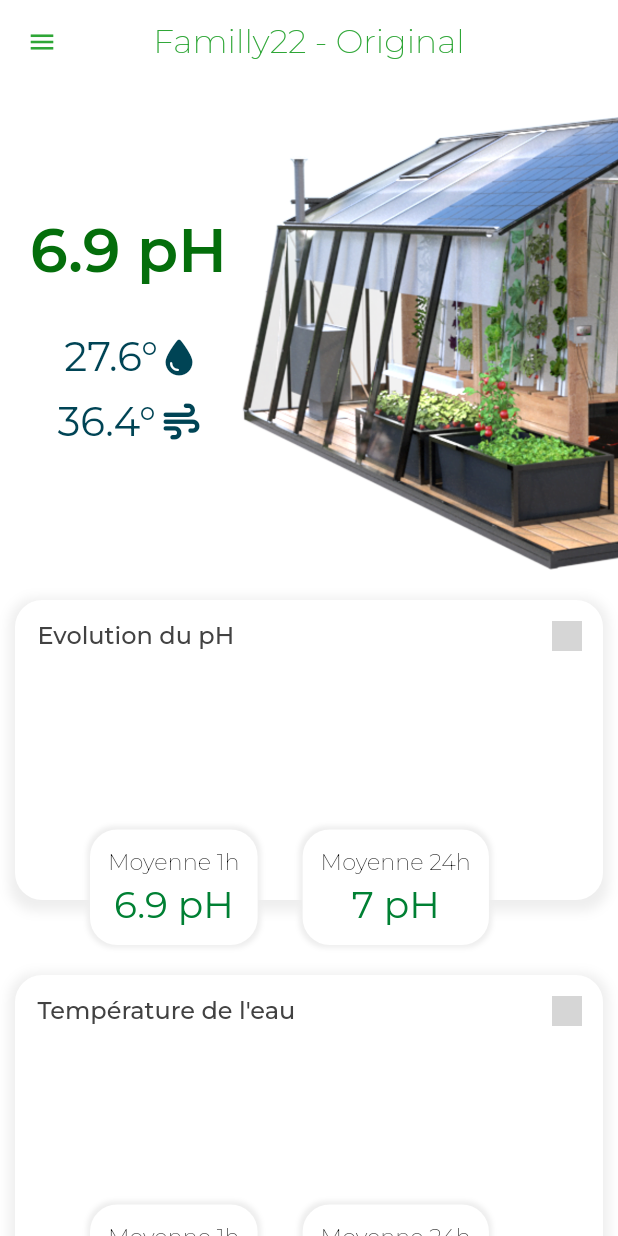
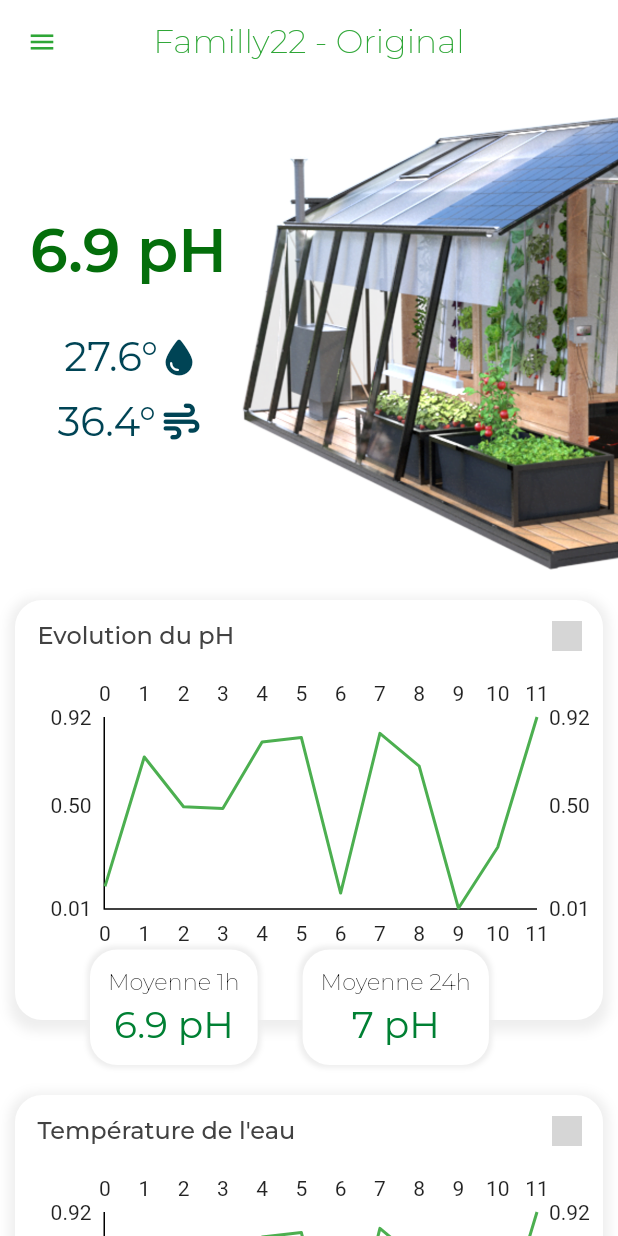
Before and after one commit to raoulh/my_greenhouse, a Flutter app: the screen it shows after launch, on a phone screen of 412 x 824 dp. Run offline on Flutter 3.47's test engine with Material 2 defaults, Android fonts, the phone set to English and light mode, and no system bars; drawn by our look-alikes of fl_chart; our stand-ins replace flutter_secure_storage, flutter_svg, font_awesome_flutter, google_fonts, progress_state_button; grey boxes are pictures that could not be loaded.

Commit message:
add fl_charts

```diff
--- a/lib/ui/page/dashboard_page.dart
+++ b/lib/ui/page/dashboard_page.dart
@@ -1,9 +1,12 @@
 import 'dart:io';
+import 'dart:math';
 
 import 'package:flutter/material.dart';
 import 'package:flutter_svg/svg.dart';
 import 'package:google_fonts/google_fonts.dart';
 import 'package:font_awesome_flutter/font_awesome_flutter.dart';
+
+import '../widgets/chart.dart';
 
 class DashboardPage extends StatefulWidget {
   const DashboardPage({Key? key}) : super(key: key);
@@ -26,7 +29,7 @@ class _DashboardPageState extends State<DashboardPage> {
           children: [
             _SumarySection(),
             const SizedBox(height: 10),
-            const _ChartSection(
+            _ChartSection(
               title: "Evolution du pH",
               titleBox1: "Moyenne 1h",
               valueBox1: "6.9 pH",
@@ -34,7 +37,7 @@ class _DashboardPageState extends State<DashboardPage> {
               valueBox2: "7 pH",
             ),
             const SizedBox(height: 10),
-            const _ChartSection(
+            _ChartSection(
               title: "Température de l'eau",
               titleBox1: "Moyenne 1h",
               valueBox1: "22.5°",
@@ -42,7 +45,7 @@ class _DashboardPageState extends State<DashboardPage> {
               valueBox2: "18°",
             ),
             const SizedBox(height: 10),
-            const _ChartSection(
+            _ChartSection(
               title: "Température de l'air",
               titleBox1: "Moyenne 1h",
               valueBox1: "38°",
@@ -176,13 +179,15 @@ class _ChartSection extends StatelessWidget {
   final String titleBox2;
   final String valueBox2;
 
-  const _ChartSection({
+  _ChartSection({
     required this.title,
     required this.titleBox1,
     required this.valueBox1,
     required this.titleBox2,
     required this.valueBox2,
   });
+
+  final Random random = Random();
 
   @override
   Widget build(BuildContext context) {
@@ -193,7 +198,7 @@ class _ChartSection extends StatelessWidget {
           Container(
             margin: const EdgeInsets.fromLTRB(10, 10, 10, 30),
             padding: const EdgeInsets.fromLTRB(15, 0, 0, 0),
-            height: 200,
+            height: 280,
             width: double.infinity,
             decoration: BoxDecoration(
               color: Colors.white,
@@ -232,6 +237,7 @@ class _ChartSection extends StatelessWidget {
                     ),
                   ],
                 ),
+                LineChartWidget(pricePoints, random.nextBool()),
               ],
             ),
           ),
--- /dev/null
+++ b/lib/ui/widgets/chart.dart
@@ -0,0 +1,144 @@
+import 'package:fl_chart/fl_chart.dart';
+import 'package:flutter/material.dart';
+import 'dart:math';
+import 'package:collection/collection.dart';
+
+class PricePoint {
+  final double x;
+  final double y;
+
+  PricePoint({required this.x, required this.y});
+}
+
+List<PricePoint> get pricePoints {
+  final Random random = Random();
+  final randomNumbers = <double>[];
+  for (var i = 1; i <= 12; i++) {
+    randomNumbers.add(random.nextDouble());
+  }
+
+  return randomNumbers
+      .mapIndexed(
+          (index, element) => PricePoint(x: index.toDouble(), y: element))
+      .toList();
+}
+
+const _dashArray = [4, 2];
+
+class LineChartWidget extends StatelessWidget {
+  final List<PricePoint> points;
+  final bool isPositiveChange;
+
+  const LineChartWidget(this.points, this.isPositiveChange, {Key? key})
+      : super(key: key);
+
+  @override
+  Widget build(BuildContext context) {
+    final minY = points.map((point) => point.y).reduce(min);
+    final maxY = points.map((point) => point.y).reduce(max);
+
+    return AspectRatio(
+      aspectRatio: 2,
+      child: LineChart(
+        LineChartData(
+          lineTouchData: LineTouchData(
+              enabled: true,
+              touchCallback:
+                  (FlTouchEvent event, LineTouchResponse? touchResponse) {
+                // TODO : Utilize touch event here to perform any operation
+              },
+              touchTooltipData: LineTouchTooltipData(
+                tooltipBgColor: Colors.blue,
+                tooltipRoundedRadius: 20.0,
+                showOnTopOfTheChartBoxArea: true,
+                fitInsideHorizontally: true,
+                tooltipMargin: 0,
+                getTooltipItems: (touchedSpots) {
+                  return touchedSpots.map(
+                    (LineBarSpot touchedSpot) {
+                      const textStyle = TextStyle(
+                        fontSize: 10,
+                        fontWeight: FontWeight.w700,
+                        color: Colors.white,
+                      );
+                      return LineTooltipItem(
+                        points[touchedSpot.spotIndex].y.toInt().toString(),
+                        textStyle,
+                      );
+                    },
+                  ).toList();
+                },
+              ),
+              getTouchedSpotIndicator:
+                  (LineChartBarData barData, List<int> indicators) {
+                return indicators.map(
+                  (int index) {
+                    final line = FlLine(
+                        color: Colors.grey,
+                        strokeWidth: 1,
+                        dashArray: _dashArray);
+                    return TouchedSpotIndicatorData(
+                      line,
+                      FlDotData(show: false),
+                    );
+                  },
+                ).toList();
+              },
+              getTouchLineEnd: (_, __) => double.infinity),
+          lineBarsData: [
+            LineChartBarData(
+              spots: points.map((point) => FlSpot(point.x, point.y)).toList(),
+              isCurved: false,
+              color: isPositiveChange ? Colors.green : Colors.red,
+              dotData: FlDotData(
+                show: false,
+              ),
+            ),
+          ],
+          minY: minY,
+          minX: 0,
+          maxY: maxY,
+          borderData: FlBorderData(
+              border: const Border(bottom: BorderSide(), left: BorderSide())),
+          gridData: FlGridData(show: false),
+          // titlesData: FlTitlesData(
+          //   bottomTitles: _bottomTitles,
+          //   leftTitles: SideTitles(showTitles: false),
+          //   topTitles: SideTitles(showTitles: false),
+          //   rightTitles: SideTitles(showTitles: false),
+          // ),
+        ),
+      ),
+    );
+  }
+}
+/*
+SideTitles get _bottomTitles => SideTitles(
+      showTitles: true,
+      reservedSize: 22,
+      margin: 10,
+      interval: 1,
+      getTextStyles: (context, value) => const TextStyle(
+        color: Colors.blueGrey,
+        fontWeight: FontWeight.bold,
+        fontSize: 16,
+      ),
+      getTitles: (value) {
+        switch (value.toInt()) {
+          case 1:
+            return 'Jan';
+          case 3:
+            return 'Mar';
+          case 5:
+            return 'May';
+          case 7:
+            return 'Jul';
+          case 9:
+            return 'Sep';
+          case 11:
+            return 'Nov';
+        }
+        return '';
+      },
+    );
+*/
--- a/pubspec.yaml
+++ b/pubspec.yaml
@@ -42,6 +42,7 @@ dependencies:
   google_fonts: ^3.0.1
   font_awesome_flutter: ^10.1.0
   fl_chart: ^0.55.0
+  collection: ^1.16.0
 
 dev_dependencies:
   flutter_test:
```
Also changed, not shown: pubspec.lock.
